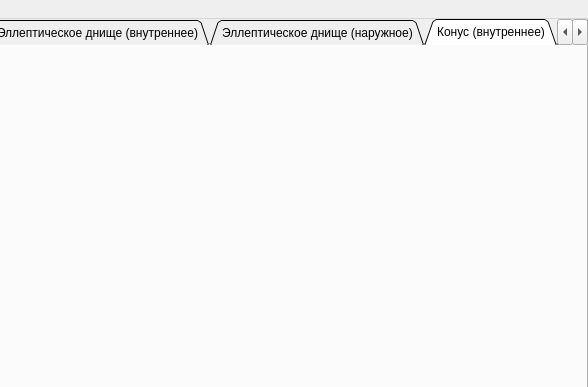
Qt form Raschet/MainForm.ui (darkbgit/Raschet) before a commit; both pictures show x 212 to 800 and y 0 to 387 of the 800 by 600 pixel window.
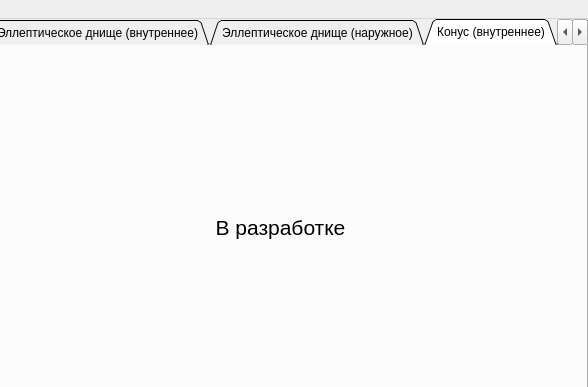
The same form after that commit. The open tabs and pages were chosen to show the change.

Patch:
```diff
--- a/Raschet/MainForm.ui
+++ b/Raschet/MainForm.ui
@@ -1373,6 +1373,19 @@
      <attribute name="title">
       <string>Конус (внутреннее)</string>
      </attribute>
+     <widget class="QLabel" name="label_26">
+      <property name="geometry">
+       <rect>
+        <x>290</x>
+        <y>170</y>
+        <width>401</width>
+        <height>25</height>
+       </rect>
+      </property>
+      <property name="text">
+       <string>&lt;html&gt;&lt;head/&gt;&lt;body&gt;&lt;p align=&quot;center&quot;&gt;&lt;span style=&quot; font-size:16pt;&quot;&gt;В разработке&lt;/span&gt;&lt;/p&gt;&lt;/body&gt;&lt;/html&gt;</string>
+      </property>
+     </widget>
     </widget>
     <widget class="QWidget" name="tab_konnar">
      <attribute name="title">
```
Left out of the diff: 367 changed lines with no effect on the pictures.
